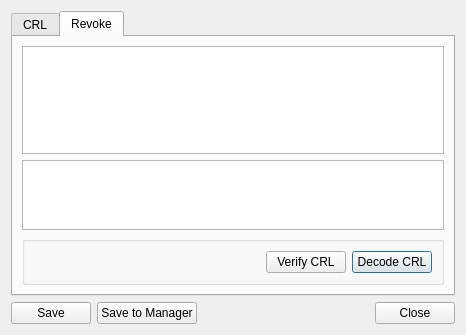
jykim74/BerEditor, file BerEditor/crl_info_dlg.ui: the form before one commit.
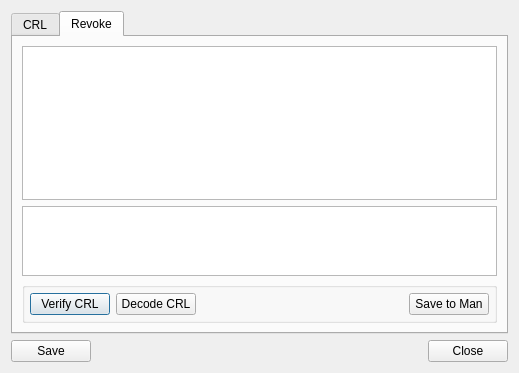
The form after the commit. The open tabs and pages were chosen to show the change.

```diff
--- a/BerEditor/crl_info_dlg.ui
+++ b/BerEditor/crl_info_dlg.ui
@@ -6,8 +6,8 @@
    <rect>
     <x>0</x>
     <y>0</y>
-    <width>466</width>
-    <height>335</height>
+    <width>519</width>
+    <height>373</height>
    </rect>
   </property>
   <property name="windowTitle">
@@ -17,7 +17,7 @@
    <item>
     <widget class="QTabWidget" name="tabWidget">
      <property name="currentIndex">
-      <number>0</number>
+      <number>1</number>
      </property>
      <widget class="QWidget" name="mCRLTab">
       <attribute name="title">
@@ -110,18 +110,23 @@
           <string/>
          </property>
          <layout class="QVBoxLayout" name="verticalLayout_4">
+          <property name="leftMargin">
+           <number>5</number>
+          </property>
+          <property name="topMargin">
+           <number>5</number>
+          </property>
+          <property name="rightMargin">
+           <number>5</number>
+          </property>
+          <property name="bottomMargin">
+           <number>5</number>
+          </property>
           <item>
            <layout class="QGridLayout" name="gridLayout_2">
             <property name="topMargin">
              <number>0</number>
             </property>
-            <item row="0" column="2">
-             <widget class="QPushButton" name="mDecodeCRLBtn">
-              <property name="text">
-               <string>Decode CRL</string>
-              </property>
-             </widget>
-            </item>
             <item row="0" column="1">
              <widget class="QPushButton" name="mVerifyCRLBtn">
               <property name="text">
@@ -129,7 +134,14 @@
               </property>
              </widget>
             </item>
-            <item row="0" column="0">
+            <item row="0" column="2">
+             <widget class="QPushButton" name="mDecodeCRLBtn">
+              <property name="text">
+               <string>Decode CRL</string>
+              </property>
+             </widget>
+            </item>
+            <item row="0" column="3">
              <spacer name="horizontalSpacer_2">
               <property name="orientation">
                <enum>Qt::Horizontal</enum>
@@ -142,6 +154,13 @@
               </property>
              </spacer>
             </item>
+            <item row="0" column="4">
+             <widget class="QPushButton" name="mSaveToManBtn">
+              <property name="text">
+               <string>Save to Man</string>
+              </property>
+             </widget>
+            </item>
            </layout>
           </item>
          </layout>
@@ -183,13 +202,6 @@
        </property>
       </widget>
      </item>
-     <item row="0" column="1">
-      <widget class="QPushButton" name="mSaveToManBtn">
-       <property name="text">
-        <string>Save to Manager</string>
-       </property>
-      </widget>
-     </item>
     </layout>
    </item>
   </layout>
```
Left out of the diff: 2 changed lines with no effect on the pictures.
